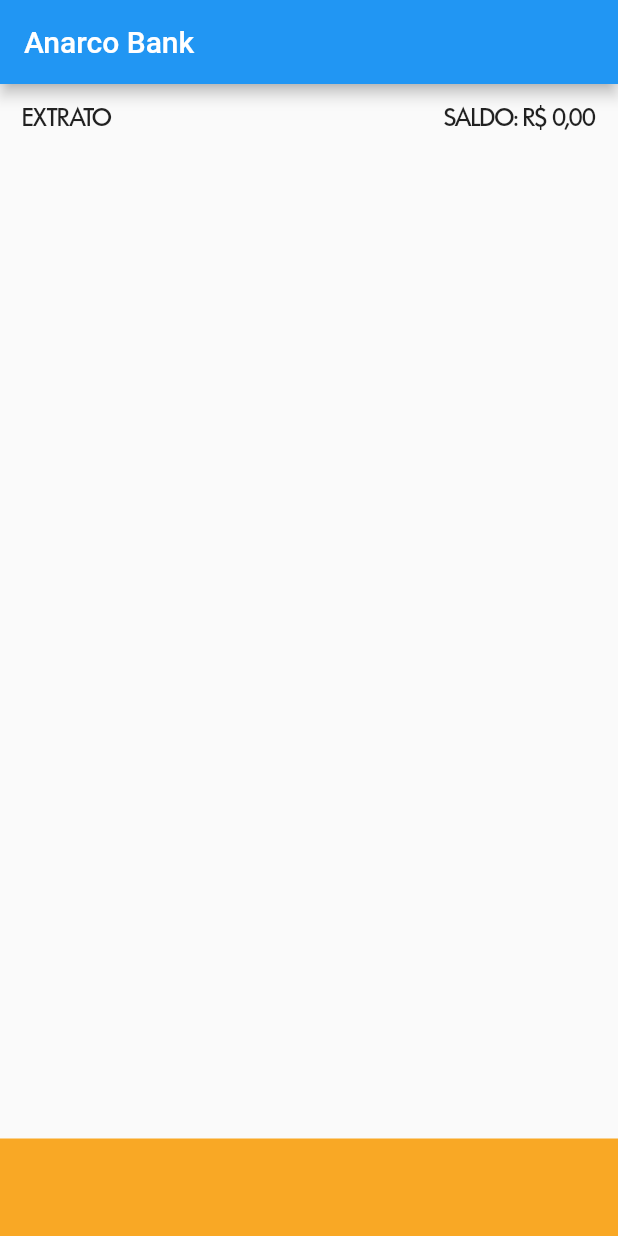
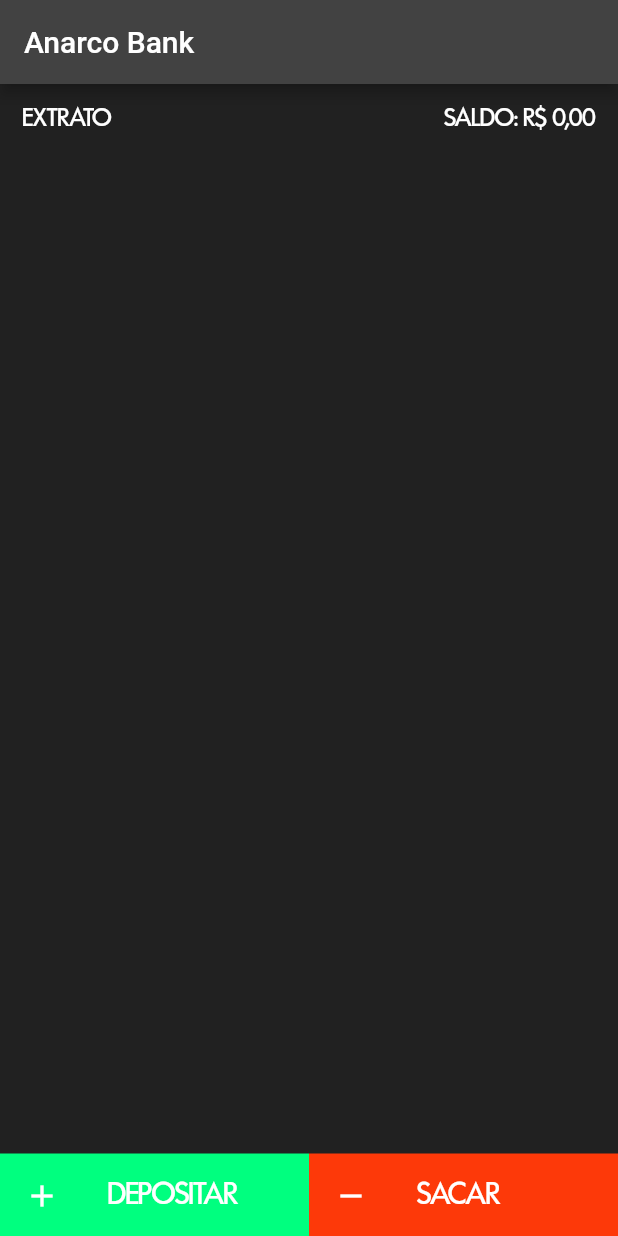
Before and after one commit to NKS1608/bank-app-flutter, a Flutter app: the screen it shows after launch, on a phone screen of 412 x 824 dp. Run offline on Flutter 3.47's test engine with Material 2 defaults, Android fonts, the phone set to English and light mode, and no system bars.

Commit message:
fim do expediente

```diff
--- a/lib/main.dart
+++ b/lib/main.dart
@@ -14,6 +14,11 @@ class _BankAccountState extends State<BankAccount> {
   @override
   Widget build(BuildContext context) {
     return MaterialApp(
+      theme: ThemeData.dark().copyWith(
+        scaffoldBackgroundColor: Colors.grey.shade900,
+        primaryColor: Colors.grey.shade800,
+      ),
+      debugShowCheckedModeBanner: false,
       home: Scaffold(
         appBar: AppBar(
           title: Text('Anarco Bank'),
--- a/lib/screens/MainScreen.dart
+++ b/lib/screens/MainScreen.dart
@@ -44,14 +44,36 @@ class MainScreen extends StatelessWidget {
             children: [
               Expanded(
                 child: Container(
-                  height: 65,
-                  color: Colors.yellow[800],
+                  height: 55,
+                  color: Color.fromARGB(255, 0, 255, 127),
+                  child: ListTile(
+                    leading: Icon(Icons.add),
+                    title: Text(
+                      'DEPOSITAR',
+                      textAlign: TextAlign.start,
+                      style: TextStyle(
+                        fontSize: 22,
+                        fontFamily: 'Futura',
+                      ),
+                    ),
+                  ),
                 ),
               ),
               Expanded(
                 child: Container(
-                  height: 65,
-                  color: Colors.yellow[800],
+                  height: 55,
+                  color: Color.fromARGB(255, 253, 57, 9),
+                  child: ListTile(
+                    leading: Icon(Icons.remove),
+                    title: Text(
+                      'SACAR',
+                      textAlign: TextAlign.start,
+                      style: TextStyle(
+                        fontSize: 22,
+                        fontFamily: 'Futura',
+                      ),
+                    ),
+                  ),
                 ),
               ),
             ],
```
